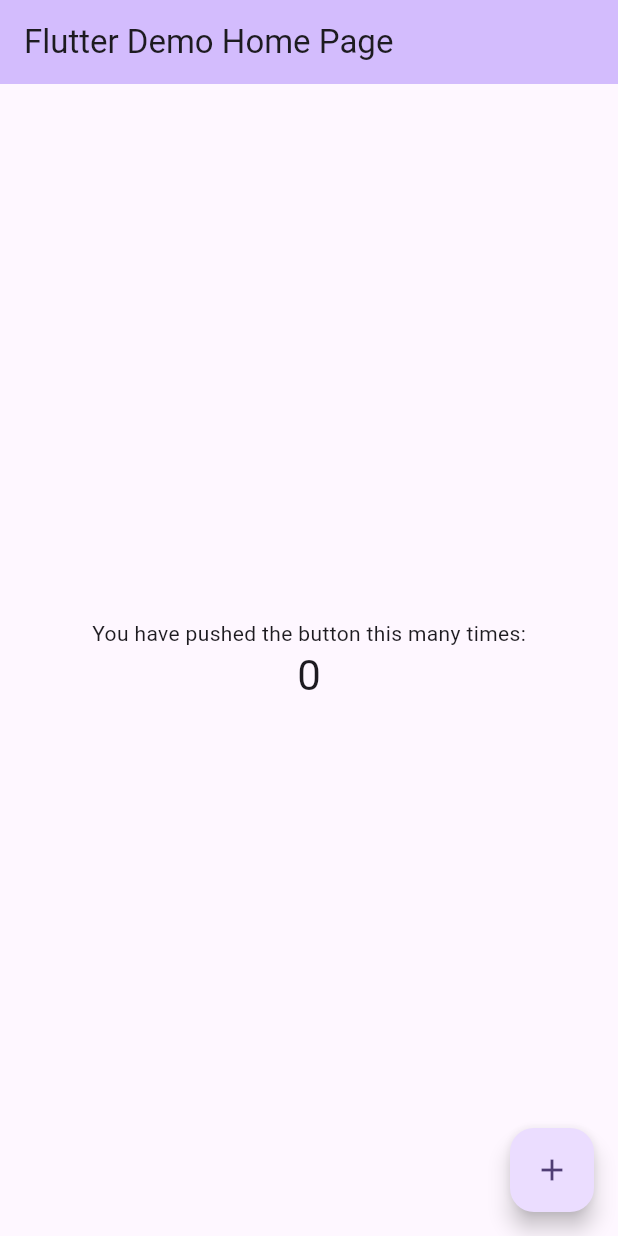
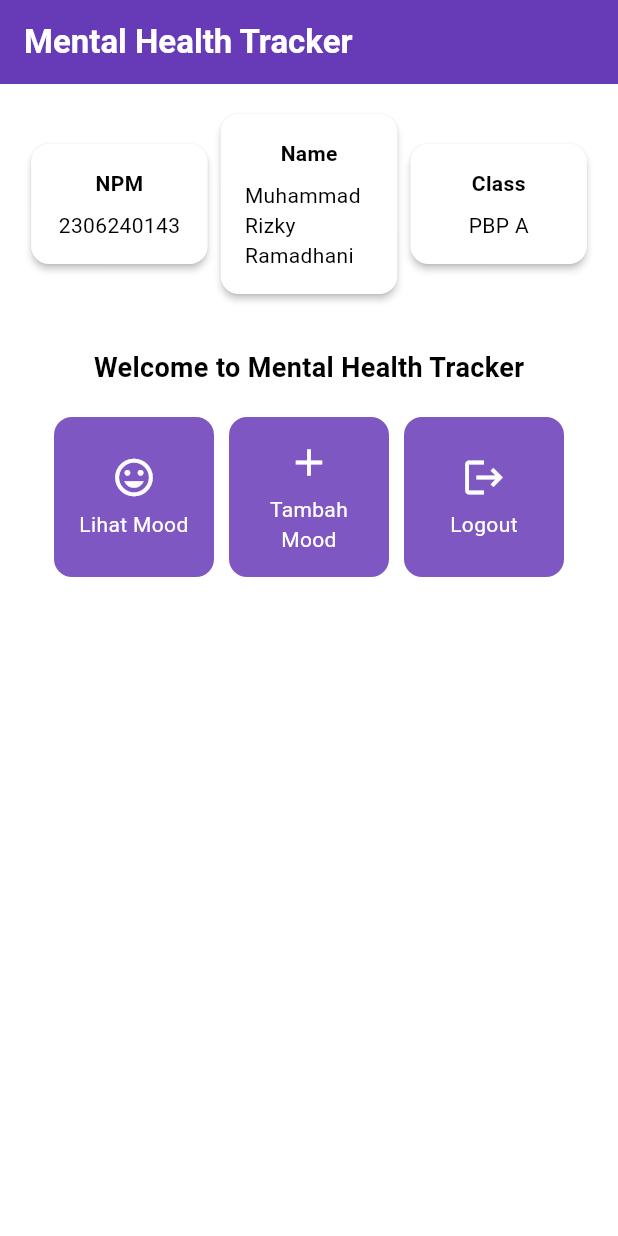
Before and after one commit to IkrizzRama/mental_health_tracker_mobile, a Flutter app: the screen it shows after launch, on a phone screen of 412 x 824 dp. Run offline on Flutter 3.47's test engine with Material 3 defaults, Android fonts, the phone set to English and light mode, and no system bars.

Commit message:
Tutor 6 Selesai

```diff
--- a/analysis_options.yaml
+++ b/analysis_options.yaml
@@ -7,6 +7,9 @@
 
 # The following line activates a set of recommended lints for Flutter apps,
 # packages, and plugins designed to encourage good coding practices.
+analyzer:
+  errors:
+    prefer_const_constructors: ignore
 include: package:flutter_lints/flutter.yaml
 
 linter:
--- a/lib/main.dart
+++ b/lib/main.dart
@@ -1,4 +1,5 @@
 import 'package:flutter/material.dart';
+import 'package:mental_health_tracker/menu.dart';
 
 void main() {
   runApp(const MyApp());
@@ -28,98 +29,12 @@ class MyApp extends StatelessWidget {
         //
         // This works for code too, not just values: Most code changes can be
         // tested with just a hot reload.
-        colorScheme: ColorScheme.fromSeed(seedColor: Colors.deepPurple),
+         colorScheme: ColorScheme.fromSwatch(
+       primarySwatch: Colors.deepPurple,
+      ).copyWith(secondary: Colors.deepPurple[400]),
         useMaterial3: true,
       ),
-      home: const MyHomePage(title: 'Flutter Demo Home Page'),
+      home: MyHomePage(),
     );
   }
 }
-
-class MyHomePage extends StatefulWidget {
-  const MyHomePage({super.key, required this.title});
-
-  // This widget is the home page of your application. It is stateful, meaning
-  // that it has a State object (defined below) that contains fields that affect
-  // how it looks.
-
-  // This class is the configuration for the state. It holds the values (in this
-  // case the title) provided by the parent (in this case the App widget) and
-  // used by the build method of the State. Fields in a Widget subclass are
-  // always marked "final".
-
-  final String title;
-
-  @override
-  State<MyHomePage> createState() => _MyHomePageState();
-}
-
-class _MyHomePageState extends State<MyHomePage> {
-  int _counter = 0;
-
-  void _incrementCounter() {
-    setState(() {
-      // This call to setState tells the Flutter framework that something has
-      // changed in this State, which causes it to rerun the build method below
-      // so that the display can reflect the updated values. If we changed
-      // _counter without calling setState(), then the build method would not be
-      // called again, and so nothing would appear to happen.
-      _counter++;
-    });
-  }
-
-  @override
-  Widget build(BuildContext context) {
-    // This method is rerun every time setState is called, for instance as done
-    // by the _incrementCounter method above.
-    //
-    // The Flutter framework has been optimized to make rerunning build methods
-    // fast, so that you can just rebuild anything that needs updating rather
-    // than having to individually change instances of widgets.
-    return Scaffold(
-      appBar: AppBar(
-        // TRY THIS: Try changing the color here to a specific color (to
-        // Colors.amber, perhaps?) and trigger a hot reload to see the AppBar
-        // change color while the other colors stay the same.
-        backgroundColor: Theme.of(context).colorScheme.inversePrimary,
-        // Here we take the value from the MyHomePage object that was created by
-        // the App.build method, and use it to set our appbar title.
-        title: Text(widget.title),
-      ),
-      body: Center(
-        // Center is a layout widget. It takes a single child and positions it
-        // in the middle of the parent.
-        child: Column(
-          // Column is also a layout widget. It takes a list of children and
-          // arranges them vertically. By default, it sizes itself to fit its
-          // children horizontally, and tries to be as tall as its parent.
-          //
-          // Column has various properties to control how it sizes itself and
-          // how it positions its children. Here we use mainAxisAlignment to
-          // center the children vertically; the main axis here is the vertical
-          // axis because Columns are vertical (the cross axis would be
-          // horizontal).
-          //
-          // TRY THIS: Invoke "debug painting" (choose the "Toggle Debug Paint"
-          // action in the IDE, or press "p" in the console), to see the
-          // wireframe for each widget.
-          mainAxisAlignment: MainAxisAlignment.center,
-          children: <Widget>[
-            const Text(
-              'You have pushed the button this many times:',
-            ),
-            Text(
-              '$_counter',
-              style: Theme.of(context).textTheme.headlineMedium,
-            ),
-          ],
-        ),
-      ),
-      floatingActionButton: FloatingActionButton(
-        onPressed: _incrementCounter,
-        tooltip: 'Increment',
-        child: const Icon(Icons.add),
-      ), // This trailing comma makes auto-formatting nicer for build methods.
-    );
-  }
-}
--- /dev/null
+++ b/lib/menu.dart
@@ -0,0 +1,189 @@
+import 'package:flutter/material.dart';
+
+
+class MyHomePage extends StatelessWidget {
+    MyHomePage({super.key});
+    final String npm = '2306240143'; // NPM
+    final String name = 'Muhammad Rizky Ramadhani'; // Nama
+    final String className = 'PBP A'; // Kelas
+
+    final List<ItemHomepage> items = [
+        ItemHomepage("Lihat Mood", Icons.mood),
+        ItemHomepage("Tambah Mood", Icons.add),
+        ItemHomepage("Logout", Icons.logout),
+     ];
+
+  @override
+  Widget build(BuildContext context) {
+    // Scaffold menyediakan struktur dasar halaman dengan AppBar dan body.
+    return Scaffold(
+      // AppBar adalah bagian atas halaman yang menampilkan judul.
+      appBar: AppBar(
+        // Judul aplikasi "Mental Health Tracker" dengan teks putih dan tebal.
+        title: const Text(
+          'Mental Health Tracker',
+          style: TextStyle(
+            color: Colors.white,
+            fontWeight: FontWeight.bold,
+          ),
+        ),
+        // Warna latar belakang AppBar diambil dari skema warna tema aplikasi.
+        backgroundColor: Theme.of(context).colorScheme.primary,
+      ),
+      // Body halaman dengan padding di sekelilingnya.
+      body: Padding(
+        padding: const EdgeInsets.all(16.0),
+        // Menyusun widget secara vertikal dalam sebuah kolom.
+        child: Column(
+          crossAxisAlignment: CrossAxisAlignment.center,
+          children: [
+            // Row untuk menampilkan 3 InfoCard secara horizontal.
+            Row(
+              mainAxisAlignment: MainAxisAlignment.spaceEvenly,
+              children: [
+                InfoCard(title: 'NPM', content: npm),
+                InfoCard(title: 'Name', content: name),
+                InfoCard(title: 'Class', content: className),
+              ],
+            ),
+
+            // Memberikan jarak vertikal 16 unit.
+            const SizedBox(height: 16.0),
+
+            // Menempatkan widget berikutnya di tengah halaman.
+            Center(
+              child: Column(
+                // Menyusun teks dan grid item secara vertikal.
+
+                children: [
+                  // Menampilkan teks sambutan dengan gaya tebal dan ukuran 18.
+                  const Padding(
+                    padding: EdgeInsets.only(top: 16.0),
+                    child: Text(
+                      'Welcome to Mental Health Tracker',
+                      style: TextStyle(
+                        fontWeight: FontWeight.bold,
+                        fontSize: 18.0,
+                      ),
+                    ),
+                  ),
+
+                  // Grid untuk menampilkan ItemCard dalam bentuk grid 3 kolom.
+                  GridView.count(
+                    primary: true,
+                    padding: const EdgeInsets.all(20),
+                    crossAxisSpacing: 10,
+                    mainAxisSpacing: 10,
+                    crossAxisCount: 3,
+                    // Agar grid menyesuaikan tinggi kontennya.
+                    shrinkWrap: true,
+
+                    // Menampilkan ItemCard untuk setiap item dalam list items.
+                    children: items.map((ItemHomepage item) {
+                      return ItemCard(item);
+                    }).toList(),
+                  ),
+                ],
+              ),
+            ),
+          ],
+        ),
+      ),
+    );
+  }
+}
+
+
+ class ItemHomepage {
+     final String name;
+     final IconData icon;
+
+     ItemHomepage(this.name, this.icon);
+ }
+
+class InfoCard extends StatelessWidget {
+  // Kartu informasi yang menampilkan title dan content.
+
+  final String title;  // Judul kartu.
+  final String content;  // Isi kartu.
+
+  const InfoCard({super.key, required this.title, required this.content});
+
+  @override
+  Widget build(BuildContext context) {
+    return Card(
+      // Membuat kotak kartu dengan bayangan dibawahnya.
+      elevation: 2.0,
+      child: Container(
+        // Mengatur ukuran dan jarak di dalam kartu.
+        width: MediaQuery.of(context).size.width / 3.5, // menyesuaikan dengan lebar device yang digunakan.
+        padding: const EdgeInsets.all(16.0),
+        // Menyusun title dan content secara vertikal.
+        child: Column(
+          children: [
+            Text(
+              title,
+              style: const TextStyle(fontWeight: FontWeight.bold),
+            ),
+            const SizedBox(height: 8.0),
+            Text(content),
+          ],
+        ),
+      ),
+    );
+  }
+}
+
+class ItemCard extends StatelessWidget {
+  // Menampilkan kartu dengan ikon dan nama.
+
+  final ItemHomepage item;
+
+  const ItemCard(this.item, {super.key});
+
+  @override
+  Widget build(BuildContext context) {
+    return Material(
+      // Menentukan warna latar belakang dari tema aplikasi.
+      color: Theme.of(context).colorScheme.secondary,
+      // Membuat sudut kartu melengkung.
+      borderRadius: BorderRadius.circular(12),
+
+      child: InkWell(
+        // Aksi ketika kartu ditekan.
+        onTap: () {
+          // Menampilkan pesan SnackBar saat kartu ditekan.
+          ScaffoldMessenger.of(context)
+            ..hideCurrentSnackBar()
+            ..showSnackBar(
+              SnackBar(content: Text("Kamu telah menekan tombol ${item.name}!"))
+            );
+        },
+        // Container untuk menyimpan Icon dan Text
+        child: Container(
+          padding: const EdgeInsets.all(8),
+          child: Center(
+            child: Column(
+              // Menyusun ikon dan teks di tengah kartu.
+              mainAxisAlignment: MainAxisAlignment.center,
+              children: [
+                Icon(
+                  item.icon,
+                  color: Colors.white,
+                  size: 30.0,
+                ),
+                const Padding(padding: EdgeInsets.all(3)),
+                Text(
+                  item.name,
+                  textAlign: TextAlign.center,
+                  style: const TextStyle(color: Colors.white),
+                ),
+              ],
+            ),
+          ),
+        ),
+      ),
+    );
+  }
+
+}
```
